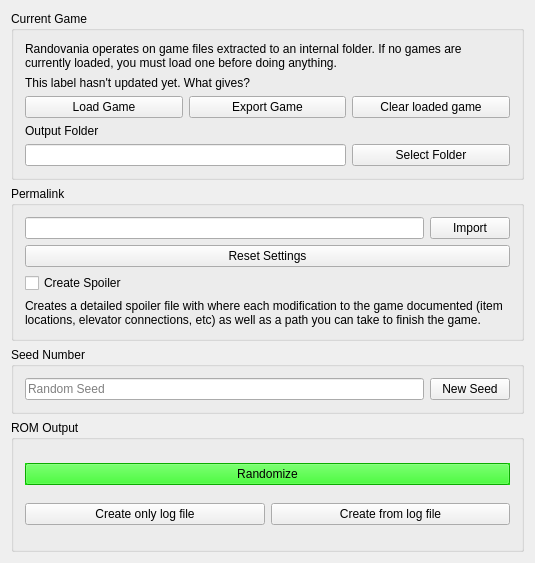
Above: randovania/gui/iso_management_window.ui from randovania/randovania before the change. Below: the same form after it.
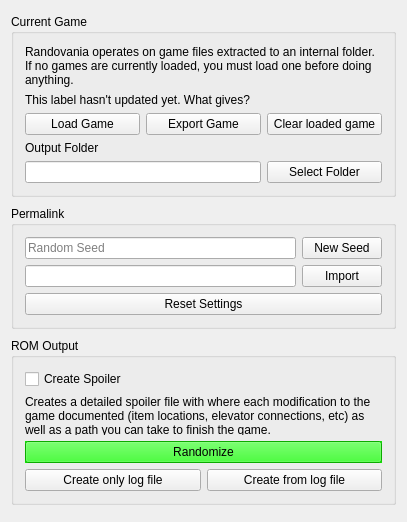
That is the form after the change.

Diff of the .ui file:
```diff
--- a/randovania/gui/iso_management_window.ui
+++ b/randovania/gui/iso_management_window.ui
@@ -6,8 +6,8 @@
    <rect>
     <x>0</x>
     <y>0</y>
-    <width>535</width>
-    <height>563</height>
+    <width>407</width>
+    <height>522</height>
    </rect>
   </property>
   <property name="windowTitle">
@@ -111,18 +111,27 @@
       <property name="enabled">
        <bool>true</bool>
       </property>
+      <property name="sizePolicy">
+       <sizepolicy hsizetype="Preferred" vsizetype="Fixed">
+        <horstretch>0</horstretch>
+        <verstretch>0</verstretch>
+       </sizepolicy>
+      </property>
       <property name="title">
        <string>Permalink</string>
       </property>
       <layout class="QGridLayout" name="gridLayout_5">
-       <item row="0" column="1">
+       <item row="1" column="0">
+        <widget class="QLineEdit" name="permalink_edit"/>
+       </item>
+       <item row="1" column="1">
         <widget class="QPushButton" name="permalink_import_button">
          <property name="text">
           <string>Import</string>
          </property>
         </widget>
        </item>
-       <item row="1" column="0" colspan="2">
+       <item row="2" column="0" colspan="2">
         <widget class="QPushButton" name="reset_settings_button">
          <property name="toolTip">
           <string>&lt;html&gt;&lt;head/&gt;&lt;body&gt;&lt;p&gt;Resets all seed-affecting settings to their default values.&lt;/p&gt;&lt;/body&gt;&lt;/html&gt;</string>
@@ -133,56 +142,6 @@
         </widget>
        </item>
        <item row="0" column="0">
-        <widget class="QLineEdit" name="permalink_edit"/>
-       </item>
-       <item row="2" column="0">
-        <widget class="QCheckBox" name="create_spoiler_check">
-         <property name="text">
-          <string>Create Spoiler</string>
-         </property>
-        </widget>
-       </item>
-       <item row="3" column="0" colspan="2">
-        <widget class="QLabel" name="create_spoiler_label">
-         <property name="sizePolicy">
-          <sizepolicy hsizetype="Preferred" vsizetype="Fixed">
-           <horstretch>0</horstretch>
-           <verstretch>0</verstretch>
-          </sizepolicy>
-         </property>
-         <property name="maximumSize">
-          <size>
-           <width>16777215</width>
-           <height>50</height>
-          </size>
-         </property>
-         <property name="text">
-          <string>&lt;html&gt;&lt;head/&gt;&lt;body&gt;&lt;p&gt;Creates a detailed spoiler file with where each modification to the game documented (item locations, elevator connections, etc) as well as a path you can take to finish the game.&lt;/p&gt;&lt;/body&gt;&lt;/html&gt;</string>
-         </property>
-         <property name="alignment">
-          <set>Qt::AlignLeading|Qt::AlignLeft|Qt::AlignTop</set>
-         </property>
-         <property name="wordWrap">
-          <bool>true</bool>
-         </property>
-        </widget>
-       </item>
-      </layout>
-     </widget>
-    </item>
-    <item>
-     <widget class="QGroupBox" name="seed_configuration_box">
-      <property name="sizePolicy">
-       <sizepolicy hsizetype="Preferred" vsizetype="Fixed">
-        <horstretch>0</horstretch>
-        <verstretch>0</verstretch>
-       </sizepolicy>
-      </property>
-      <property name="title">
-       <string>Seed Number</string>
-      </property>
-      <layout class="QGridLayout" name="gridLayout_2">
-       <item row="0" column="0">
         <widget class="QLineEdit" name="seed_number_edit">
          <property name="placeholderText">
           <string>Random Seed</string>
@@ -201,11 +160,17 @@
     </item>
     <item>
      <widget class="QGroupBox" name="rom_output_box">
+      <property name="sizePolicy">
+       <sizepolicy hsizetype="Preferred" vsizetype="Fixed">
+        <horstretch>0</horstretch>
+        <verstretch>0</verstretch>
+       </sizepolicy>
+      </property>
       <property name="title">
        <string>ROM Output</string>
       </property>
       <layout class="QGridLayout" name="gridLayout_3">
-       <item row="0" column="0" colspan="2">
+       <item row="2" column="0" colspan="2">
         <widget class="QPushButton" name="randomize_and_export_button">
          <property name="palette">
           <palette>
@@ -660,17 +625,7 @@
          </property>
         </widget>
        </item>
-       <item row="1" column="0">
-        <widget class="QPushButton" name="randomize_log_only_button">
-         <property name="toolTip">
-          <string>&lt;html&gt;&lt;head/&gt;&lt;body&gt;&lt;p&gt;Creates a new seed based on the current settings and then exports only it's log to the output folder.&lt;/p&gt;&lt;/body&gt;&lt;/html&gt;</string>
-         </property>
-         <property name="text">
-          <string>Create only log file</string>
-         </property>
-        </widget>
-       </item>
-       <item row="1" column="1">
+       <item row="3" column="1">
         <widget class="QPushButton" name="create_from_log_button">
          <property name="toolTip">
           <string>&lt;html&gt;&lt;head/&gt;&lt;body&gt;&lt;p&gt;Imports a log file and creates an ISO with the same seed.&lt;/p&gt;&lt;/body&gt;&lt;/html&gt;</string>
@@ -680,6 +635,48 @@
          </property>
         </widget>
        </item>
+       <item row="3" column="0">
+        <widget class="QPushButton" name="randomize_log_only_button">
+         <property name="toolTip">
+          <string>&lt;html&gt;&lt;head/&gt;&lt;body&gt;&lt;p&gt;Creates a new seed based on the current settings and then exports only it's log to the output folder.&lt;/p&gt;&lt;/body&gt;&lt;/html&gt;</string>
+         </property>
+         <property name="text">
+          <string>Create only log file</string>
+         </property>
+        </widget>
+       </item>
+       <item row="1" column="0" colspan="2">
+        <widget class="QLabel" name="create_spoiler_label">
+         <property name="sizePolicy">
+          <sizepolicy hsizetype="Preferred" vsizetype="Fixed">
+           <horstretch>0</horstretch>
+           <verstretch>0</verstretch>
+          </sizepolicy>
+         </property>
+         <property name="maximumSize">
+          <size>
+           <width>16777215</width>
+           <height>40</height>
+          </size>
+         </property>
+         <property name="text">
+          <string>&lt;html&gt;&lt;head/&gt;&lt;body&gt;&lt;p&gt;Creates a detailed spoiler file with where each modification to the game documented (item locations, elevator connections, etc) as well as a path you can take to finish the game.&lt;/p&gt;&lt;/body&gt;&lt;/html&gt;</string>
+         </property>
+         <property name="alignment">
+          <set>Qt::AlignLeading|Qt::AlignLeft|Qt::AlignTop</set>
+         </property>
+         <property name="wordWrap">
+          <bool>true</bool>
+         </property>
+        </widget>
+       </item>
+       <item row="0" column="0" colspan="2">
+        <widget class="QCheckBox" name="create_spoiler_check">
+         <property name="text">
+          <string>Create Spoiler</string>
+         </property>
+        </widget>
+       </item>
       </layout>
      </widget>
     </item>
```
Left out of the diff: 2 changed lines with no effect on the pictures.
